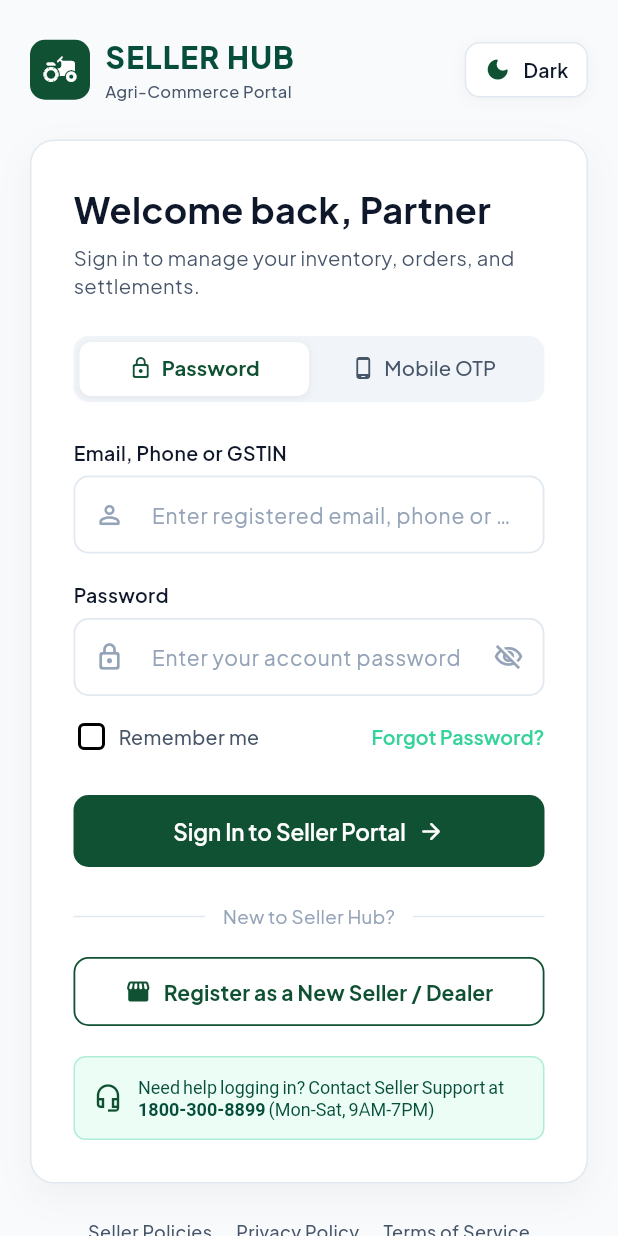
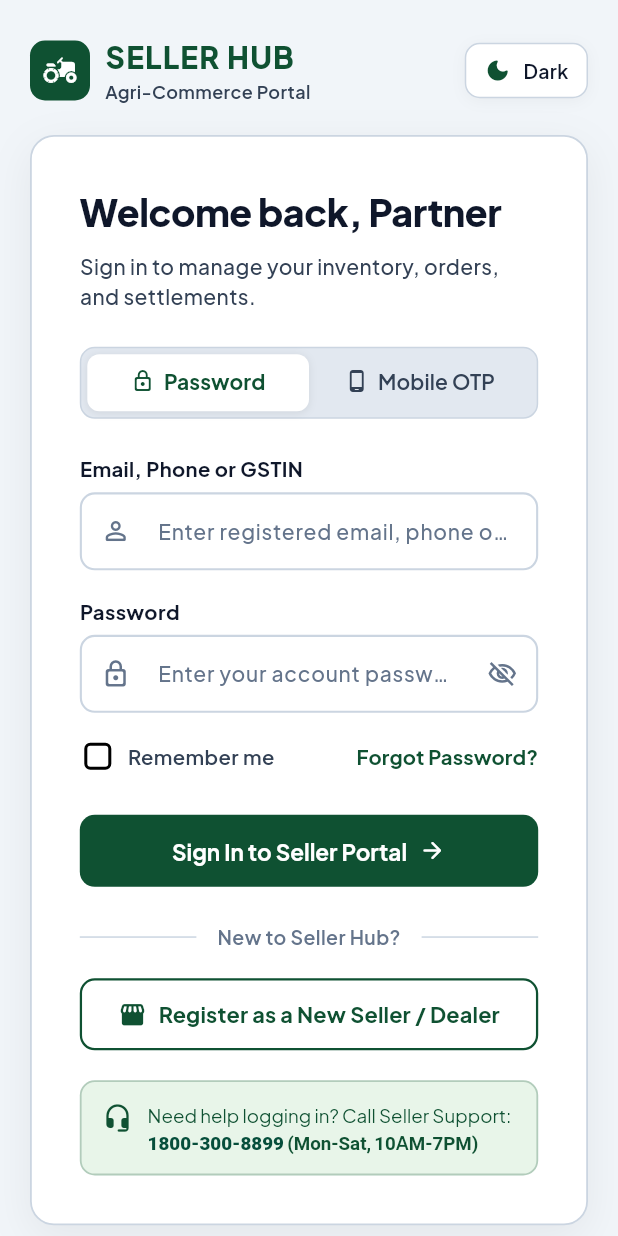
Before and after one commit to krishikrantidealer-cell/seller_hub, a Flutter app: the screen it shows after launch, on a phone screen of 412 x 824 dp. Run offline on Flutter 3.47's test engine with Material 3 defaults, Android fonts, the light colour scheme and no system bars; our stand-ins replace google_fonts.

Commit message:
style: update support timings to Mon-Sat 10AM-7PM and polish text contrast across dark/light modes

```diff
--- a/lib/features/auth/seller_login_page.dart
+++ b/lib/features/auth/seller_login_page.dart
@@ -39,17 +39,24 @@ class _SellerLoginPageState extends State<SellerLoginPage> with SingleTickerProv
             color: isDark ? AppTheme.darkBorder : AppTheme.lightBorder,
           ),
         ),
-        title: const Row(
+        title: Row(
           children: [
-            Icon(Icons.check_circle_rounded, color: AppTheme.success),
-            SizedBox(width: 10),
-            Text('Login Successful', style: TextStyle(fontWeight: FontWeight.w700)),
+            const Icon(Icons.check_circle_rounded, color: AppTheme.success, size: 24),
+            const SizedBox(width: 10),
+            Text(
+              'Login Successful',
+              style: TextStyle(
+                fontWeight: FontWeight.w700,
+                color: isDark ? AppTheme.darkTextPrimary : AppTheme.lightTextPrimary,
+              ),
+            ),
           ],
         ),
         content: Text(
           'Welcome to Seller Hub! You are being redirected to your seller dashboard.',
           style: TextStyle(
             color: isDark ? AppTheme.darkTextSecondary : AppTheme.lightTextSecondary,
+            fontSize: 14,
           ),
         ),
         actions: [
@@ -93,7 +100,7 @@ class _SellerLoginPageState extends State<SellerLoginPage> with SingleTickerProv
                             child: SingleChildScrollView(
                               padding: const EdgeInsets.symmetric(horizontal: 40, vertical: 32),
                               child: ConstrainedBox(
-                                constraints: const BoxConstraints(maxWidth: 480),
+                                constraints: const BoxConstraints(maxWidth: 490),
                                 child: _buildAuthCard(context),
                               ),
                             ),
@@ -113,7 +120,7 @@ class _SellerLoginPageState extends State<SellerLoginPage> with SingleTickerProv
                             child: Column(
                               children: [
                                 _buildMobileHeader(context),
-                                const SizedBox(height: 24),
+                                const SizedBox(height: 20),
                                 _buildAuthCard(context),
                                 const SizedBox(height: 24),
                                 _buildFooterLinks(context),
@@ -166,16 +173,16 @@ class _SellerLoginPageState extends State<SellerLoginPage> with SingleTickerProv
                   style: TextStyle(
                     fontSize: 20,
                     fontWeight: FontWeight.w800,
-                    color: isDark ? AppTheme.darkTextPrimary : AppTheme.primaryDark,
+                    color: isDark ? AppTheme.darkTextPrimary : AppTheme.primaryDeep,
                     letterSpacing: 0.8,
                   ),
                 ),
                 Text(
                   'Agri-Commerce Portal',
                   style: TextStyle(
-                    fontSize: 11,
+                    fontSize: 12,
                     color: isDark ? AppTheme.darkTextSecondary : AppTheme.lightTextSecondary,
-                    fontWeight: FontWeight.w500,
+                    fontWeight: FontWeight.w600,
                   ),
                 ),
               ],
@@ -194,19 +201,19 @@ class _SellerLoginPageState extends State<SellerLoginPage> with SingleTickerProv
     final textPrimary = isDark ? AppTheme.darkTextPrimary : AppTheme.lightTextPrimary;
     final textSecondary = isDark ? AppTheme.darkTextSecondary : AppTheme.lightTextSecondary;
     final tabBg = isDark ? AppTheme.darkTabBg : AppTheme.lightTabBg;
-    final activeTabBg = isDark ? const Color(0xFF334155) : Colors.white;
+    final activeTabBg = isDark ? const Color(0xFF243048) : Colors.white;
     final primaryColor = isDark ? AppTheme.primaryLight : AppTheme.primaryDeep;
 
     return Container(
-      padding: const EdgeInsets.all(28),
+      padding: const EdgeInsets.all(32),
       decoration: BoxDecoration(
         color: cardBg,
         borderRadius: BorderRadius.circular(16),
-        border: Border.all(color: border),
+        border: Border.all(color: border, width: 1.2),
         boxShadow: [
           BoxShadow(
-            color: Colors.black.withValues(alpha: isDark ? 0.3 : 0.04),
-            blurRadius: 20,
+            color: Colors.black.withValues(alpha: isDark ? 0.4 : 0.06),
+            blurRadius: 24,
             offset: const Offset(0, 8),
           ),
         ],
@@ -219,27 +226,31 @@ class _SellerLoginPageState extends State<SellerLoginPage> with SingleTickerProv
           Text(
             'Welcome back, Partner',
             style: TextStyle(
-              fontSize: 24,
-              fontWeight: FontWeight.w700,
+              fontSize: 25,
+              fontWeight: FontWeight.w800,
               color: textPrimary,
+              letterSpacing: -0.3,
             ),
           ),
-          const SizedBox(height: 6),
+          const SizedBox(height: 8),
           Text(
             'Sign in to manage your inventory, orders, and settlements.',
             style: TextStyle(
-              fontSize: 13.5,
+              fontSize: 14,
               color: textSecondary,
+              fontWeight: FontWeight.w500,
+              height: 1.4,
             ),
           ),
           const SizedBox(height: 24),
 
           // Tab Bar (Password vs OTP)
           Container(
-            height: 44,
+            height: 48,
             decoration: BoxDecoration(
               color: tabBg,
               borderRadius: BorderRadius.circular(10),
+              border: Border.all(color: border, width: 1),
             ),
             padding: const EdgeInsets.all(4),
             child: TabBar(
@@ -251,19 +262,22 @@ class _SellerLoginPageState extends State<SellerLoginPage> with SingleTickerProv
                 borderRadius: BorderRadius.circular(8),
                 boxShadow: [
                   BoxShadow(
-                    color: Colors.black.withValues(alpha: isDark ? 0.2 : 0.06),
+                    color: Colors.black.withValues(alpha: isDark ? 0.3 : 0.08),
                     blurRadius: 4,
                     offset: const Offset(0, 1),
                   ),
                 ],
               ),
-              labelColor: primaryColor,
+              labelColor: isDark ? AppTheme.primary : AppTheme.primaryDeep,
               unselectedLabelColor: textSecondary,
-              labelStyle: const TextStyle(fontWeight: FontWeight.w700, fontSize: 13.5),
-              unselectedLabelStyle: const TextStyle(fontWeight: FontWeight.w500, fontSize: 13.5),
+              labelStyle: const TextStyle(fontWeight: FontWeight.w700, fontSize: 14),
+              unselectedLabelStyle: const TextStyle(fontWeight: FontWeight.w600, fontSize: 14),
               tabs: const [
                 Tab(
+                  child: FittedBox(
+                    fit: BoxFit.scaleDown,
                     child: Row(
+                      mainAxisSize: MainAxisSize.min,
                       mainAxisAlignment: MainAxisAlignment.center,
                       children: [
                         Icon(Icons.lock_outline_rounded, size: 16),
@@ -272,14 +286,19 @@ class _SellerLoginPageState extends State<SellerLoginPage> with SingleTickerProv
                       ],
                     ),
                   ),
+                ),
                 Tab(
+                  child: FittedBox(
+                    fit: BoxFit.scaleDown,
                     child: Row(
+                      mainAxisSize: MainAxisSize.min,
                       mainAxisAlignment: MainAxisAlignment.center,
                       children: [
                         Icon(Icons.phone_android_rounded, size: 16),
                         SizedBox(width: 6),
                         Text('Mobile OTP'),
                       ],
+                    ),
                   ),
                 ),
               ],
@@ -301,18 +320,19 @@ class _SellerLoginPageState extends State<SellerLoginPage> with SingleTickerProv
           // Divider
           Row(
             children: [
-              Expanded(child: Divider(color: border)),
+              Expanded(child: Divider(color: border, thickness: 1)),
               Padding(
-                padding: const EdgeInsets.symmetric(horizontal: 12),
+                padding: const EdgeInsets.symmetric(horizontal: 14),
                 child: Text(
                   'New to Seller Hub?',
                   style: TextStyle(
-                    fontSize: 12.5,
+                    fontSize: 13,
+                    fontWeight: FontWeight.w600,
                     color: isDark ? AppTheme.darkTextMuted : AppTheme.lightTextMuted,
                   ),
                 ),
               ),
-              Expanded(child: Divider(color: border)),
+              Expanded(child: Divider(color: border, thickness: 1)),
             ],
           ),
           const SizedBox(height: 18),
@@ -320,7 +340,7 @@ class _SellerLoginPageState extends State<SellerLoginPage> with SingleTickerProv
           // Register Call-to-action
           SizedBox(
             width: double.infinity,
-            height: 46,
+            height: 48,
             child: OutlinedButton(
               onPressed: () {
                 ScaffoldMessenger.of(context).showSnackBar(
@@ -330,21 +350,29 @@ class _SellerLoginPageState extends State<SellerLoginPage> with SingleTickerProv
               style: OutlinedButton.styleFrom(
                 side: BorderSide(
                   color: isDark ? AppTheme.primary : AppTheme.primaryDeep,
-                  width: 1.2,
+                  width: 1.5,
                 ),
                 shape: RoundedRectangleBorder(borderRadius: BorderRadius.circular(10)),
                 foregroundColor: primaryColor,
               ),
-              child: const FittedBox(
+              child: FittedBox(
                 fit: BoxFit.scaleDown,
                 child: Row(
                   mainAxisAlignment: MainAxisAlignment.center,
                   children: [
-                    Icon(Icons.storefront_rounded, size: 18),
-                    SizedBox(width: 8),
+                    Icon(
+                      Icons.storefront_rounded,
+                      size: 19,
+                      color: isDark ? AppTheme.primary : AppTheme.primaryDeep,
+                    ),
+                    const SizedBox(width: 8),
                     Text(
                       'Register as a New Seller / Dealer',
-                      style: TextStyle(fontWeight: FontWeight.w700, fontSize: 14),
+                      style: TextStyle(
+                        fontWeight: FontWeight.w700,
+                        fontSize: 14.5,
+                        color: isDark ? AppTheme.primaryLight : AppTheme.primaryDeep,
+                      ),
                     ),
                   ],
                 ),
@@ -355,36 +383,49 @@ class _SellerLoginPageState extends State<SellerLoginPage> with SingleTickerProv
 
           // Support contacts banner
           Container(
-            padding: const EdgeInsets.all(12),
+            padding: const EdgeInsets.symmetric(horizontal: 14, vertical: 12),
             decoration: BoxDecoration(
-              color: isDark ? AppTheme.darkAccentBg : AppTheme.lightAccentBg,
-              borderRadius: BorderRadius.circular(8),
+              color: isDark ? const Color(0xFF0C241B) : const Color(0xFFE8F5E9),
+              borderRadius: BorderRadius.circular(10),
               border: Border.all(
-                color: isDark ? AppTheme.primary.withValues(alpha: 0.3) : AppTheme.accent.withValues(alpha: 0.3),
+                color: isDark ? AppTheme.primary.withValues(alpha: 0.35) : AppTheme.primaryDeep.withValues(alpha: 0.25),
+                width: 1.2,
               ),
             ),
             child: Row(
+              crossAxisAlignment: CrossAxisAlignment.start,
               children: [
-                Icon(
-                  Icons.headset_mic_outlined,
-                  color: isDark ? AppTheme.primaryLight : AppTheme.primaryDeep,
+                Padding(
+                  padding: const EdgeInsets.only(top: 2),
+                  child: Icon(
+                    Icons.headset_mic_rounded,
+                    color: isDark ? AppTheme.primary : AppTheme.primaryDeep,
                     size: 20,
+                  ),
                 ),
                 const SizedBox(width: 10),
                 Expanded(
                   child: RichText(
                     text: TextSpan(
                       style: TextStyle(
-                        fontSize: 12,
-                        color: isDark ? const Color(0xFFD1FAE5) : AppTheme.primaryDark,
+                        fontSize: 12.5,
+                        height: 1.45,
+                        fontFamily: Theme.of(context).textTheme.bodyMedium?.fontFamily,
+                        color: isDark ? const Color(0xFFD1FAE5) : const Color(0xFF0F5132),
                       ),
-                      children: const [
-                        TextSpan(text: 'Need help logging in? Contact Seller Support at '),
+                      children: [
+                        const TextSpan(text: 'Need help logging in? Call Seller Support: '),
                         TextSpan(
                           text: '1800-300-8899',
-                          style: TextStyle(fontWeight: FontWeight.w700),
+                          style: TextStyle(
+                            fontWeight: FontWeight.w800,
+                            color: isDark ? AppTheme.primaryLight : const Color(0xFF064E3B),
                           ),
-                        TextSpan(text: ' (Mon-Sat, 9AM-7PM)'),
+                        ),
+                        const TextSpan(
+                          text: ' (Mon-Sat, 10AM-7PM)',
+                          style: TextStyle(fontWeight: FontWeight.w600),
+                        ),
                       ],
                     ),
                   ),
@@ -399,7 +440,7 @@ class _SellerLoginPageState extends State<SellerLoginPage> with SingleTickerProv
 
   Widget _buildFooterLinks(BuildContext context) {
     return Wrap(
-      spacing: 16,
+      spacing: 20,
       runSpacing: 8,
       alignment: WrapAlignment.center,
       children: [
@@ -418,9 +459,9 @@ class _SellerLoginPageState extends State<SellerLoginPage> with SingleTickerProv
       child: Text(
         label,
         style: TextStyle(
-          fontSize: 12,
+          fontSize: 12.5,
           color: isDark ? AppTheme.darkTextSecondary : AppTheme.lightTextSecondary,
-          fontWeight: FontWeight.w500,
+          fontWeight: FontWeight.w600,
         ),
       ),
     );
--- a/lib/features/auth/widgets/password_login_form.dart
+++ b/lib/features/auth/widgets/password_login_form.dart
@@ -63,9 +63,9 @@ class _PasswordLoginFormState extends State<PasswordLoginForm> {
             Container(
               padding: const EdgeInsets.all(12),
               decoration: BoxDecoration(
-                color: AppTheme.error.withValues(alpha: 0.1),
+                color: AppTheme.error.withValues(alpha: 0.12),
                 borderRadius: BorderRadius.circular(8),
-                border: Border.all(color: AppTheme.error.withValues(alpha: 0.3)),
+                border: Border.all(color: AppTheme.error.withValues(alpha: 0.35)),
               ),
               child: Row(
                 children: [
@@ -74,7 +74,11 @@ class _PasswordLoginFormState extends State<PasswordLoginForm> {
                   Expanded(
                     child: Text(
                       _errorMessage!,
-                      style: const TextStyle(color: AppTheme.error, fontSize: 13),
+                      style: const TextStyle(
+                        color: AppTheme.error,
+                        fontSize: 13.5,
+                        fontWeight: FontWeight.w600,
+                      ),
                     ),
                   ),
                 ],
@@ -87,8 +91,8 @@ class _PasswordLoginFormState extends State<PasswordLoginForm> {
           Text(
             'Email, Phone or GSTIN',
             style: TextStyle(
-              fontSize: 13,
-              fontWeight: FontWeight.w600,
+              fontSize: 13.5,
+              fontWeight: FontWeight.w700,
               color: textPrimary,
             ),
           ),
@@ -96,6 +100,11 @@ class _PasswordLoginFormState extends State<PasswordLoginForm> {
           TextFormField(
             controller: _identifierController,
             textInputAction: TextInputAction.next,
+            style: TextStyle(
+              color: textPrimary,
+              fontSize: 14.5,
+              fontWeight: FontWeight.w500,
+            ),
             decoration: InputDecoration(
               hintText: 'Enter registered email, phone or GSTIN',
               prefixIcon: Icon(Icons.person_outline_rounded, size: 20, color: textMuted),
@@ -113,8 +122,8 @@ class _PasswordLoginFormState extends State<PasswordLoginForm> {
           Text(
             'Password',
             style: TextStyle(
-              fontSize: 13,
-              fontWeight: FontWeight.w600,
+              fontSize: 13.5,
+              fontWeight: FontWeight.w700,
               color: textPrimary,
             ),
           ),
@@ -124,6 +133,11 @@ class _PasswordLoginFormState extends State<PasswordLoginForm> {
             obscureText: _obscurePassword,
             textInputAction: TextInputAction.done,
             onFieldSubmitted: (_) => _handleLogin(),
+            style: TextStyle(
+              color: textPrimary,
+              fontSize: 14.5,
+              fontWeight: FontWeight.w500,
+            ),
             decoration: InputDecoration(
               hintText: 'Enter your account password',
               prefixIcon: Icon(Icons.lock_outline_rounded, size: 20, color: textMuted),
@@ -148,7 +162,7 @@ class _PasswordLoginFormState extends State<PasswordLoginForm> {
               return null;
             },
           ),
-          const SizedBox(height: 12),
+          const SizedBox(height: 14),
 
           // Remember Me & Forgot Password
           Row(
@@ -170,7 +184,7 @@ class _PasswordLoginFormState extends State<PasswordLoginForm> {
                         },
                       ),
                     ),
-                    const SizedBox(width: 6),
+                    const SizedBox(width: 8),
                     Flexible(
                       child: GestureDetector(
                         onTap: () {
@@ -180,9 +194,9 @@ class _PasswordLoginFormState extends State<PasswordLoginForm> {
                           'Remember me',
                           overflow: TextOverflow.ellipsis,
                           style: TextStyle(
-                            fontSize: 13,
+                            fontSize: 13.5,
                             color: textSecondary,
-                            fontWeight: FontWeight.w500,
+                            fontWeight: FontWeight.w600,
                           ),
                         ),
                       ),
@@ -205,9 +219,9 @@ class _PasswordLoginFormState extends State<PasswordLoginForm> {
                 child: Text(
                   'Forgot Password?',
                   style: TextStyle(
-                    fontSize: 13,
-                    color: isDark ? AppTheme.primaryLight : AppTheme.primaryLight,
-                    fontWeight: FontWeight.w600,
+                    fontSize: 13.5,
+                    color: isDark ? AppTheme.primaryLight : AppTheme.primaryDeep,
+                    fontWeight: FontWeight.w700,
                   ),
                 ),
               ),
--- a/lib/theme/app_theme.dart
+++ b/lib/theme/app_theme.dart
@@ -3,35 +3,35 @@ import 'package:google_fonts/google_fonts.dart';
 
 class AppTheme {
   // Brand Color Palette
-  static const Color primary = Color(0xFF10B981); // Vibrant Emerald for dark & light visibility
-  static const Color primaryDeep = Color(0xFF0F5132); // Deep Forest Emerald
+  static const Color primary = Color(0xFF10B981); // Bright Emerald for Dark Mode & Highlights
+  static const Color primaryDeep = Color(0xFF0F5132); // Deep Forest Emerald for Light Mode
   static const Color primaryDark = Color(0xFF064E3B);
   static const Color primaryLight = Color(0xFF34D399);
-  static const Color accent = Color(0xFF20C997);
+  static const Color accent = Color(0xFF059669);
 
-  // Light Mode Colors
-  static const Color lightSurfaceBg = Color(0xFFF8FAFC);
+  // High-Contrast Light Mode Colors
+  static const Color lightSurfaceBg = Color(0xFFF1F5F9); // Crisp Slate 100
   static const Color lightCardBg = Colors.white;
-  static const Color lightTextPrimary = Color(0xFF0F172A);
-  static const Color lightTextSecondary = Color(0xFF475569);
-  static const Color lightTextMuted = Color(0xFF94A3B8);
-  static const Color lightBorder = Color(0xFFE2E8F0);
-  static const Color lightInputBg = Colors.white;
-  static const Color lightTabBg = Color(0xFFF1F5F9);
-  static const Color lightAccentBg = Color(0xFFECFDF5);
+  static const Color lightTextPrimary = Color(0xFF0F172A); // Slate 900 (Ultra Sharp)
+  static const Color lightTextSecondary = Color(0xFF334155); // Slate 700 (High Legibility)
+  static const Color lightTextMuted = Color(0xFF64748B); // Slate 500
+  static const Color lightBorder = Color(0xFFCBD5E1); // Slate 300 (Clear Visible Border)
+  static const Color lightInputBg = Color(0xFFFFFFFF);
+  static const Color lightTabBg = Color(0xFFE2E8F0);
+  static const Color lightAccentBg = Color(0xFFE6F4EA);
 
-  // Dark Mode Colors
-  static const Color darkSurfaceBg = Color(0xFF0B1120); // Slate 950
-  static const Color darkCardBg = Color(0xFF1E293B); // Slate 800
-  static const Color darkTextPrimary = Color(0xFFF8FAFC);
-  static const Color darkTextSecondary = Color(0xFF94A3B8);
-  static const Color darkTextMuted = Color(0xFF64748B);
-  static const Color darkBorder = Color(0xFF334155);
-  static const Color darkInputBg = Color(0xFF0F172A);
-  static const Color darkTabBg = Color(0xFF0F172A);
+  // High-Contrast Dark Mode Colors
+  static const Color darkSurfaceBg = Color(0xFF0A0F1D); // Deep Navy/Slate
+  static const Color darkCardBg = Color(0xFF161F30); // Slate 850
+  static const Color darkTextPrimary = Color(0xFFFFFFFF); // Pure White (Ultra Crisp)
+  static const Color darkTextSecondary = Color(0xFFCBD5E1); // Slate 300 (High Legibility)
+  static const Color darkTextMuted = Color(0xFF94A3B8); // Slate 400
+  static const Color darkBorder = Color(0xFF334155); // Slate 700
+  static const Color darkInputBg = Color(0xFF0B1323);
+  static const Color darkTabBg = Color(0xFF0B1323);
   static const Color darkAccentBg = Color(0xFF064E3B);
 
-  // General Colors
+  // Status Colors
   static const Color error = Color(0xFFEF4444);
   static const Color success = Color(0xFF10B981);
 
@@ -52,22 +52,22 @@ class AppTheme {
       inputDecorationTheme: InputDecorationTheme(
         filled: true,
         fillColor: lightInputBg,
-        contentPadding: const EdgeInsets.symmetric(horizontal: 16, vertical: 14),
+        contentPadding: const EdgeInsets.symmetric(horizontal: 16, vertical: 15),
         border: OutlineInputBorder(
           borderRadius: BorderRadius.circular(10),
-          borderSide: const BorderSide(color: lightBorder, width: 1.2),
+          borderSide: const BorderSide(color: lightBorder, width: 1.4),
         ),
         enabledBorder: OutlineInputBorder(
           borderRadius: BorderRadius.circular(10),
-          borderSide: const BorderSide(color: lightBorder, width: 1.2),
+          borderSide: const BorderSide(color: lightBorder, width: 1.4),
         ),
         focusedBorder: OutlineInputBorder(
           borderRadius: BorderRadius.circular(10),
-          borderSide: const BorderSide(color: primaryDeep, width: 1.8),
+          borderSide: const BorderSide(color: primaryDeep, width: 2.0),
         ),
         errorBorder: OutlineInputBorder(
           borderRadius: BorderRadius.circular(10),
-          borderSide: const BorderSide(color: error, width: 1.2),
+          borderSide: const BorderSide(color: error, width: 1.4),
         ),
         hintStyle: TextStyle(
           color: lightTextMuted,
@@ -86,7 +86,7 @@ class AppTheme {
           ),
           textStyle: TextStyle(
             fontSize: 15,
-            fontWeight: FontWeight.w600,
+            fontWeight: FontWeight.w700,
             fontFamily: fontFamily,
           ),
         ),
@@ -111,22 +111,22 @@ class AppTheme {
       inputDecorationTheme: InputDecorationTheme(
         filled: true,
         fillColor: darkInputBg,
-        contentPadding: const EdgeInsets.symmetric(horizontal: 16, vertical: 14),
+        contentPadding: const EdgeInsets.symmetric(horizontal: 16, vertical: 15),
         border: OutlineInputBorder(
           borderRadius: BorderRadius.circular(10),
-          borderSide: const BorderSide(color: darkBorder, width: 1.2),
+          borderSide: const BorderSide(color: darkBorder, width: 1.4),
         ),
         enabledBorder: OutlineInputBorder(
           borderRadius: BorderRadius.circular(10),
-          borderSide: const BorderSide(color: darkBorder, width: 1.2),
+          borderSide: const BorderSide(color: darkBorder, width: 1.4),
         ),
         focusedBorder: OutlineInputBorder(
           borderRadius: BorderRadius.circular(10),
-          borderSide: const BorderSide(color: primary, width: 1.8),
+          borderSide: const BorderSide(color: primary, width: 2.0),
         ),
         errorBorder: OutlineInputBorder(
           borderRadius: BorderRadius.circular(10),
-          borderSide: const BorderSide(color: error, width: 1.2),
+          borderSide: const BorderSide(color: error, width: 1.4),
         ),
         hintStyle: TextStyle(
           color: darkTextMuted,
```
Also changed, not shown: lib/features/auth/widgets/branding_banner.dart (+54 -45 lines), lib/features/auth/widgets/otp_login_form.dart (+40 -20 lines). Lines whose indentation alone changed are shown as unchanged.
